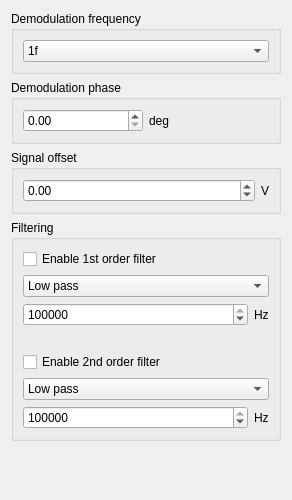
Above: linien/client/ui/spectroscopy_panel.ui from linien-org/linien before the change. Below: the same form after it.
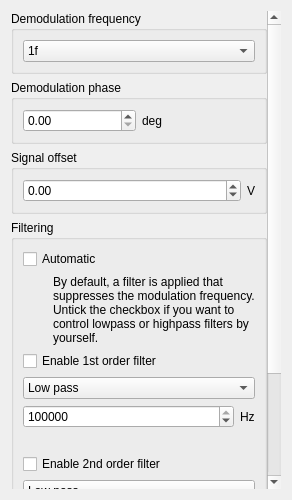
That is the form after the change.

Commit message: automatic filtering of mod frequency

What changed in the file:
```diff
--- a/linien/client/ui/spectroscopy_panel.ui
+++ b/linien/client/ui/spectroscopy_panel.ui
@@ -40,7 +40,7 @@
         <x>0</x>
         <y>0</y>
         <width>266</width>
-        <height>577</height>
+        <height>808</height>
        </rect>
       </property>
       <layout class="QVBoxLayout" name="verticalLayout_4">
@@ -173,6 +173,41 @@
          </property>
          <layout class="QVBoxLayout" name="verticalLayout_2">
           <item>
+           <widget class="QCheckBox" name="filter_automatic">
+            <property name="text">
+             <string>Automatic</string>
+            </property>
+           </widget>
+          </item>
+          <item>
+           <widget class="QLabel" name="automatic_filtering_enabled">
+            <property name="text">
+             <string>By default, a filter is applied that suppresses the modulation frequency. Untick the checkbox if you want to control lowpass or highpass filters by yourself.</string>
+            </property>
+            <property name="wordWrap">
+             <bool>true</bool>
+            </property>
+            <property name="indent">
+             <number>30</number>
+            </property>
+           </widget>
+          </item>
+          <item>
+           <widget class="QWidget" name="automatic_filtering_disabled" native="true">
+            <layout class="QVBoxLayout" name="verticalLayout_5">
+             <property name="leftMargin">
+              <number>0</number>
+             </property>
+             <property name="topMargin">
+              <number>0</number>
+             </property>
+             <property name="rightMargin">
+              <number>0</number>
+             </property>
+             <property name="bottomMargin">
+              <number>0</number>
+             </property>
+             <item>
            <widget class="QCheckBox" name="filter_1_enabled">
             <property name="text">
              <string>Enable 1st order filter</string>
@@ -301,6 +336,9 @@
              </widget>
             </item>
            </layout>
+             </item>
+            </layout>
+           </widget>
           </item>
          </layout>
         </widget>
```
Lines whose indentation alone changed are shown as unchanged. The commit also changes 3 other files.
